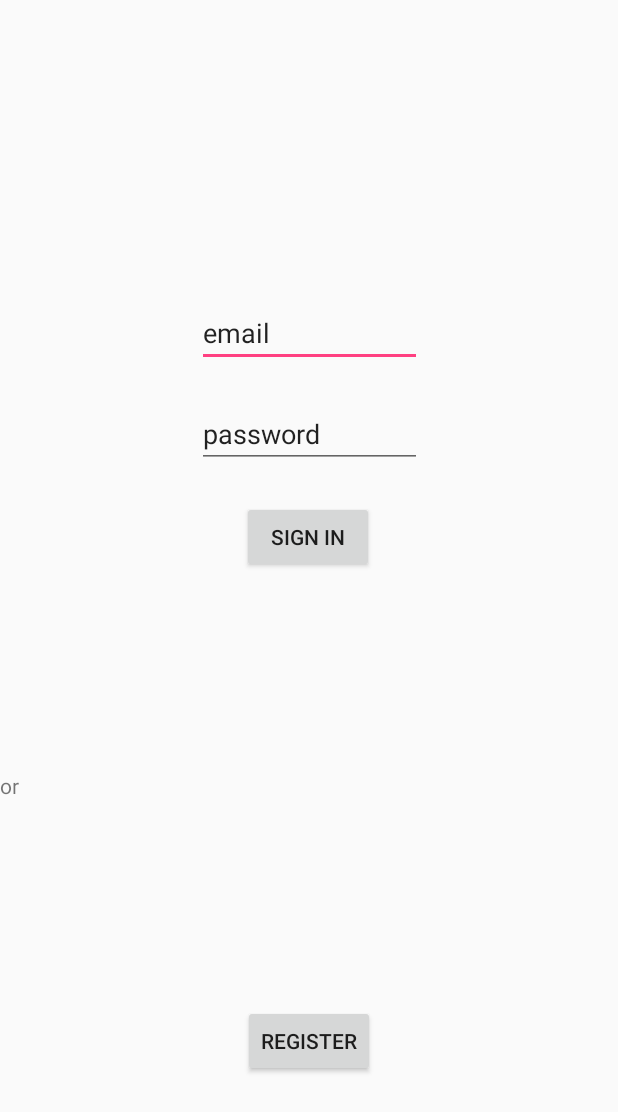
After one commit to stek93/ChatApp, an Android app: the fragment EmailLoginFragment shown on its own in the app's theme, on a phone screen of 412 x 824 dp. The commit adds this screen. Shown: the top 1112 px of the screen. Run offline under Robolectric (Android 15) with nearby library versions, the phone set to English and light mode, and no system bars; our stand-ins replace ButterKnife.

Commit message:
Email login init

```diff
--- /dev/null
+++ b/app/src/main/java/com/example/skajkut/chatapp/EmailLoginFragment.java
@@ -0,0 +1,26 @@
+package com.example.skajkut.chatapp;
+
+import android.os.Bundle;
+import android.support.annotation.Nullable;
+import android.support.v4.app.Fragment;
+import android.view.LayoutInflater;
+import android.view.View;
+import android.view.ViewGroup;
+
+import butterknife.ButterKnife;
+
+/**
+ * Created by n.sofronovic on 6/22/2017.
+ */
+
+public class EmailLoginFragment extends Fragment {
+
+    @Nullable
+    @Override
+    public View onCreateView(LayoutInflater inflater, @Nullable ViewGroup container, @Nullable Bundle savedInstanceState) {
+        View view = inflater.inflate(R.layout.fragment_email_login, container, false);
+        ButterKnife.bind(this, view);
+
+        return view;
+    }
+}
--- a/app/src/main/java/com/example/skajkut/chatapp/LoginActivity.java
+++ b/app/src/main/java/com/example/skajkut/chatapp/LoginActivity.java
@@ -1,6 +1,7 @@
 package com.example.skajkut.chatapp;
 
 import android.content.Intent;
+import android.content.SharedPreferences;
 import android.os.Bundle;
 import android.support.annotation.NonNull;
 import android.support.annotation.Nullable;
@@ -170,7 +171,7 @@ public class LoginActivity extends AppCompatActivity   {
                         if (task.isSuccessful()){
                             FirebaseUser user = mFirebaseAuth.getCurrentUser();
                             // TODO Proveriti jel smo ga vec dodali u bazu
-                            addUser(user);
+                                addUser(user);
                             Toast.makeText(LoginActivity.this, "Login successful: " + user.getDisplayName(), Toast.LENGTH_SHORT).show();
                         }else{
                             Toast.makeText(LoginActivity.this, "Login failed", Toast.LENGTH_SHORT).show();
--- a/app/src/main/java/com/example/skajkut/chatapp/LoginFragment.java
+++ b/app/src/main/java/com/example/skajkut/chatapp/LoginFragment.java
@@ -47,7 +47,6 @@ public class LoginFragment extends Fragment implements GoogleApiClient.OnConnect
 
 
     @BindView(R.id.btn_facebook) LoginButton mFacebookButton;
-    @BindView(R.id.btn_google) SignInButton mGoogleButton;
     private CallbackManager mCallbackManager;
 
     private GoogleApiClient mGoogleApiClient;
--- /dev/null
+++ b/app/src/main/res/layout/fragment_email_login.xml
@@ -0,0 +1,92 @@
+<?xml version="1.0" encoding="utf-8"?>
+<android.support.constraint.ConstraintLayout xmlns:android="http://schemas.android.com/apk/res/android"
+    xmlns:app="http://schemas.android.com/apk/res-auto"
+    xmlns:tools="http://schemas.android.com/tools"
+    android:orientation="vertical"
+    android:layout_width="match_parent"
+    android:layout_height="match_parent">
+
+
+    <EditText
+        android:layout_width="150dp"
+        android:layout_height="40dp"
+        android:text="email"
+        android:layout_marginBottom="8dp"
+        app:layout_constraintBottom_toTopOf="@+id/editText3"
+        app:layout_constraintTop_toTopOf="parent"
+        android:layout_marginTop="8dp"
+        android:layout_marginLeft="8dp"
+        app:layout_constraintLeft_toLeftOf="parent"
+        android:layout_marginRight="8dp"
+        app:layout_constraintRight_toRightOf="parent"
+        app:layout_constraintVertical_bias="0.911" />
+
+    <EditText
+        android:layout_width="150dp"
+        android:layout_height="40dp"
+        android:text="password"
+        tools:layout_constraintTop_creator="1"
+        tools:layout_constraintRight_creator="1"
+        tools:layout_constraintBottom_creator="1"
+        app:layout_constraintBottom_toTopOf="@+id/textView"
+        app:layout_constraintRight_toRightOf="parent"
+        android:layout_marginTop="40dp"
+        tools:layout_constraintLeft_creator="1"
+        android:layout_marginBottom="40dp"
+        app:layout_constraintLeft_toLeftOf="parent"
+        app:layout_constraintTop_toTopOf="parent"
+        android:id="@+id/editText3"
+        app:layout_constraintVertical_bias="0.589" />
+
+    <Button
+        android:layout_width="wrap_content"
+        android:layout_height="48dp"
+        android:text="Sign in"
+        android:id="@+id/button2"
+        tools:layout_constraintRight_creator="1"
+        app:layout_constraintRight_toRightOf="parent"
+        tools:layout_constraintLeft_creator="1"
+        app:layout_constraintLeft_toLeftOf="parent"
+        app:layout_constraintTop_toTopOf="@+id/guideline2"
+        android:layout_marginTop="96dp"
+        app:layout_constraintHorizontal_bias="0.498" />
+
+    <TextView
+        android:layout_width="wrap_content"
+        android:layout_height="wrap_content"
+        android:text="or"
+        android:id="@+id/textView"
+        tools:layout_constraintTop_creator="1"
+        tools:layout_constraintBottom_creator="1"
+        tools:layout_editor_absoluteX="186dp"
+        android:layout_marginBottom="8dp"
+        app:layout_constraintBottom_toTopOf="@+id/button3"
+        android:layout_marginTop="8dp"
+        app:layout_constraintTop_toBottomOf="@+id/button2"
+        app:layout_constraintVertical_bias="0.49" />
+
+    <Button
+        android:layout_width="wrap_content"
+        android:layout_height="wrap_content"
+        android:text="REgister"
+        tools:layout_constraintRight_creator="1"
+        tools:layout_constraintLeft_creator="1"
+        android:id="@+id/button3"
+        app:layout_constraintBottom_toBottomOf="parent"
+        android:layout_marginBottom="106dp"
+        android:layout_marginLeft="8dp"
+        app:layout_constraintLeft_toLeftOf="parent"
+        android:layout_marginRight="8dp"
+        app:layout_constraintRight_toRightOf="parent" />
+
+    <android.support.constraint.Guideline
+        android:layout_width="wrap_content"
+        android:layout_height="wrap_content"
+        android:id="@+id/guideline2"
+        app:layout_constraintGuide_begin="238dp"
+        android:orientation="horizontal"
+        tools:layout_editor_absoluteY="238dp"
+        tools:layout_editor_absoluteX="0dp" />
+
+
+</android.support.constraint.ConstraintLayout>
```
